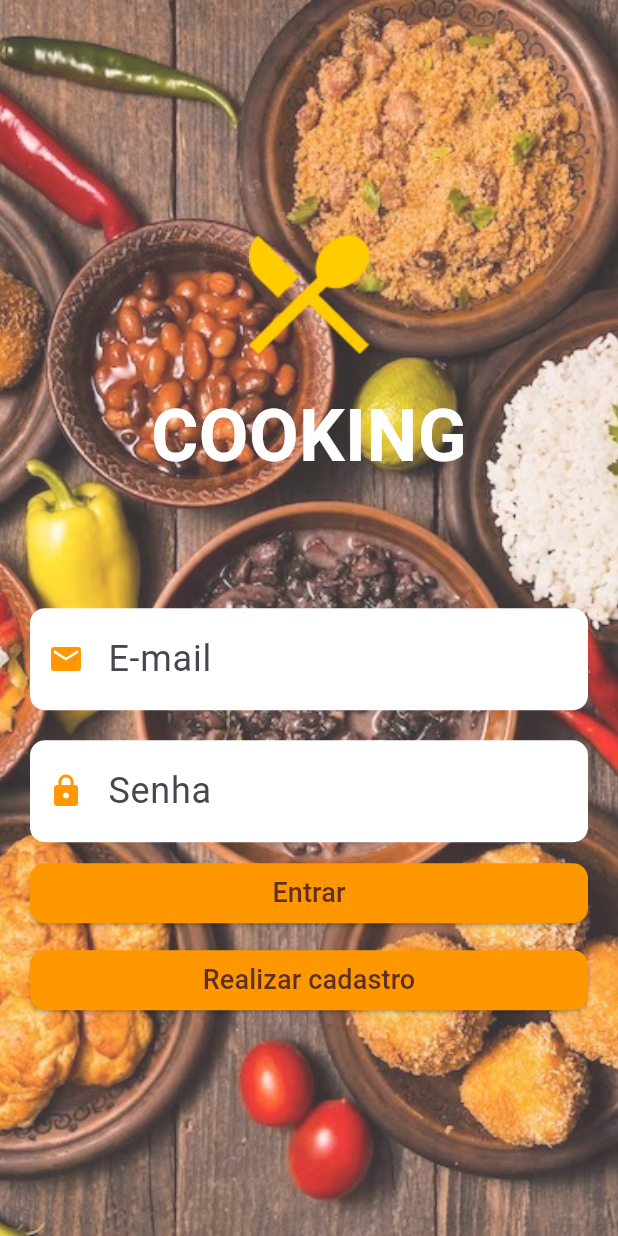
After one commit to BiancaAntonelly/Gourmetize, a Flutter app: the screen it shows after launch, after a tap on the "menu" icon, after a tap on "Login", on a phone screen of 412 x 824 dp. The commit adds this screen. Run offline on Flutter 3.47's test engine with Material 3 defaults, Android fonts, the phone set to English and light mode, and no system bars; our stand-ins replace go_router.

Commit message:
Tela de login

```diff
--- a/gourmetize/lib/routes/routes.dart
+++ b/gourmetize/lib/routes/routes.dart
@@ -2,6 +2,8 @@ import 'package:go_router/go_router.dart';
 import 'package:flutter/material.dart';
 import 'package:gourmetize/screens/home.dart';
 import 'package:gourmetize/screens/perfil.dart';
+import 'package:gourmetize/screens/LoginScreen.dart';
+import 'package:gourmetize/screens/RegisterScreen.dart';
 
 final GoRouter myRouter = GoRouter(
   routes: <RouteBase>[
@@ -16,6 +18,18 @@ final GoRouter myRouter = GoRouter(
       builder: (BuildContext context, GoRouterState state) {
         return const Perfil();
       },
-    )
-  ]
+    ),
+    GoRoute(
+      path: '/login',
+      builder: (BuildContext context, GoRouterState state) {
+        return const LoginScreen();
+      },
+    ),
+    //GoRoute(
+    //  path: '/register',
+    //  builder: (BuildContext context, GoRouterState state) {
+    //   return const RegisterScreen(); // Tela de Cadastro
+    // },
+    //),
+  ],
 );
--- /dev/null
+++ b/gourmetize/lib/screens/LoginScreen.dart
@@ -0,0 +1,153 @@
+import 'package:flutter/material.dart';
+import 'package:go_router/go_router.dart';
+
+class LoginScreen extends StatefulWidget {
+  const LoginScreen({Key? key}) : super(key: key);
+
+  @override
+  _LoginScreenState createState() => _LoginScreenState();
+}
+
+class _LoginScreenState extends State<LoginScreen> {
+  final _emailController = TextEditingController();
+  final _passwordController = TextEditingController();
+
+  @override
+  Widget build(BuildContext context) {
+    return Scaffold(
+      body: Stack(
+        children: [
+          // Container com a imagem de fundo e opacidade
+          Opacity(
+            opacity: 0.8, // Definindo a opacidade para 50%
+            child: Container(
+              decoration: BoxDecoration(
+                image: DecorationImage(
+                  image: AssetImage('assets/background.jpeg'),
+                  fit: BoxFit.cover,
+                ),
+              ),
+            ),
+          ),
+          // Padding com os elementos de texto e botões
+          Padding(
+            padding: const EdgeInsets.all(20.0),
+            child: Column(
+              mainAxisAlignment: MainAxisAlignment.center,
+              children: [
+                Image.asset(
+                  'assets/icone.png',
+                  height: 100,
+                ),
+                const SizedBox(height: 10),
+                const Text(
+                  'COOKING',
+                  style: TextStyle(
+                    fontSize: 48.0,
+                    fontWeight: FontWeight.bold,
+                    color: Colors.white,
+                  ),
+                ),
+                const SizedBox(height: 80),
+                TextField(
+                  controller: _emailController,
+                  style: TextStyle(color: Color(0xFF5E3023)),
+                  keyboardType: TextInputType.emailAddress,
+                  decoration: InputDecoration(
+                    prefixIcon: const Icon(Icons.email, color: Colors.orange),
+                    hintText: 'E-mail',
+                    filled: true,
+                    fillColor: Colors.white,
+                    border: OutlineInputBorder(
+                      borderRadius: BorderRadius.circular(10),
+                      borderSide: BorderSide.none,
+                    ),
+                  ),
+                ),
+                const SizedBox(height: 20),
+                TextField(
+                  controller: _passwordController,
+                  style: TextStyle(color: Color(0xFF5E3023)),
+                  obscureText: true,
+                  decoration: InputDecoration(
+                    prefixIcon: const Icon(Icons.lock, color: Colors.orange),
+                    hintText: 'Senha',
+                    filled: true,
+                    fillColor: Colors.white,
+                    border: OutlineInputBorder(
+                      borderRadius: BorderRadius.circular(10),
+                      borderSide: BorderSide.none,
+                    ),
+                  ),
+                ),
+                const SizedBox(height: 10),
+                SizedBox(
+                  width: double.infinity,
+                  child: ElevatedButton(
+                    onPressed: () {
+                      _login();
+                    },
+                    style: ElevatedButton.styleFrom(
+                      backgroundColor: Colors.orange,
+                      padding: const EdgeInsets.symmetric(vertical: 5),
+                      shape: RoundedRectangleBorder(
+                        borderRadius: BorderRadius.circular(10),
+                      ),
+                    ),
+                    child: const Text(
+                      'Entrar',
+                      style: TextStyle(
+                        fontSize: 18,
+                        color: Color(0xFF5E3023),
+                      ),
+                    ),
+                  ),
+                ),
+                const SizedBox(height: 10),
+                SizedBox(
+                  width: double.infinity,
+                  child: ElevatedButton(
+                    onPressed: () {
+                      _login();
+                    },
+                    style: ElevatedButton.styleFrom(
+                      backgroundColor: Colors.orange,
+                      padding: const EdgeInsets.symmetric(vertical: 5),
+                      shape: RoundedRectangleBorder(
+                        borderRadius: BorderRadius.circular(10),
+                      ),
+                    ),
+                    child: const Text(
+                      'Realizar cadastro',
+                      style: TextStyle(
+                        fontSize: 18,
+                        color: Color(0xFF5E3023),
+                      ),
+                    ),
+                  ),
+                ),
+              ],
+            ),
+          ),
+        ],
+      ),
+    );
+  }
+
+  // Função de exemplo para o login
+  void _login() {
+    final email = _emailController.text;
+    final senha = _passwordController.text;
+
+    // Aqui você pode adicionar lógica de autenticação, como validação
+    if (email.isEmpty || senha.isEmpty) {
+      // Mostre um erro ou mensagem de alerta se os campos estiverem vazios
+      ScaffoldMessenger.of(context).showSnackBar(
+        SnackBar(content: Text('Por favor, insira o e-mail e a senha')),
+      );
+    } else {
+      // Lógica de autenticação (pode ser chamar uma API, etc.)
+      print('Tentando fazer login com email: $email e senha: $senha');
+    }
+  }
+}
--- a/gourmetize/lib/widgets/app_drawer.dart
+++ b/gourmetize/lib/widgets/app_drawer.dart
@@ -31,7 +31,7 @@ class AppDrawer extends StatelessWidget {
       drawer: Drawer(
         child: Container(
           color: const Color(0xFF4D281E),
-          padding:  EdgeInsets.zero,
+          padding: EdgeInsets.zero,
           child: ListView(
             padding: EdgeInsets.zero,
             children: <Widget>[
@@ -56,6 +56,16 @@ class AppDrawer extends StatelessWidget {
                   context.go('/perfil');
                 },
               ),
+              ListTile(
+                leading: const Icon(Icons.home, color: Colors.white),
+                title: const Text(
+                  'Login',
+                  style: TextStyle(color: Colors.white),
+                ),
+                onTap: () {
+                  context.go('/login');
+                },
+              ),
             ],
           ),
         ),
```
Also changed, not shown: gourmetize/pubspec.yaml (+4 -3 lines), gourmetize/assets/background.jpeg (added), gourmetize/assets/icone.png (added), gourmetize/lib/screens/RegisterScreen.dart (added), 2 other files.
